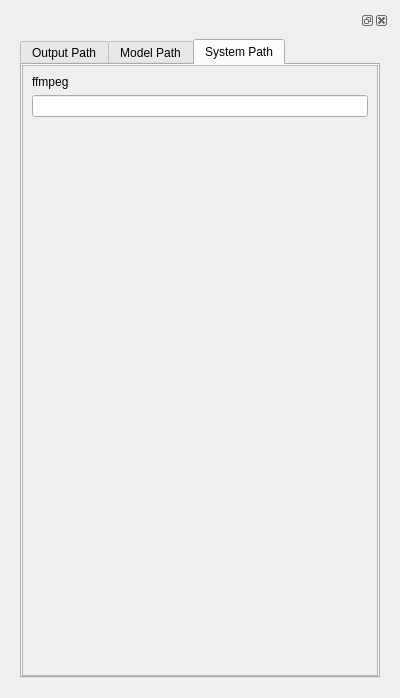
Above: frontend/ui_widgets/path_config.ui from XmYx/ainodes-pyside before the change. Below: the same form after it.
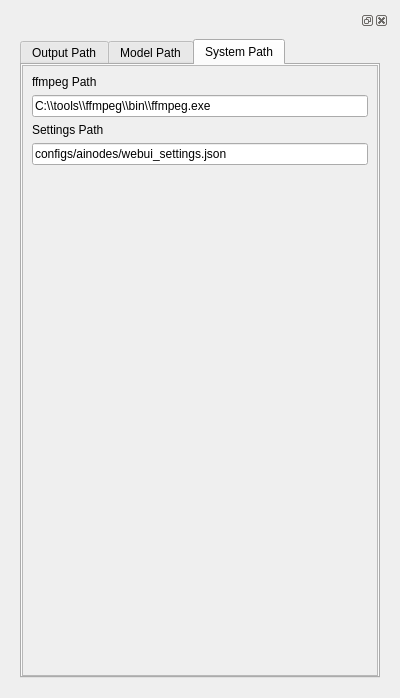
That is the form after the change.

Commit message: added path setup widget

```diff
--- a/frontend/ui_widgets/path_config.ui
+++ b/frontend/ui_widgets/path_config.ui
@@ -380,12 +380,30 @@
                <item>
                 <widget class="QLabel" name="label_9">
                  <property name="text">
-                  <string>ffmpeg</string>
+                  <string>ffmpeg Path</string>
                  </property>
                 </widget>
                </item>
                <item>
-                <widget class="QLineEdit" name="ffmpegPath"/>
+                <widget class="QLineEdit" name="ffmpegPath">
+                 <property name="text">
+                  <string>C:\\tools\\ffmpeg\\bin\\ffmpeg.exe</string>
+                 </property>
+                </widget>
+               </item>
+               <item>
+                <widget class="QLabel" name="label_10">
+                 <property name="text">
+                  <string>Settings Path</string>
+                 </property>
+                </widget>
+               </item>
+               <item>
+                <widget class="QLineEdit" name="settingsPath">
+                 <property name="text">
+                  <string>configs/ainodes/webui_settings.json</string>
+                 </property>
+                </widget>
                </item>
                <item>
                 <spacer name="verticalSpacer_3">
```
Left out of the diff: 2 changed lines with no effect on the pictures. The commit also changes 8 other files.
